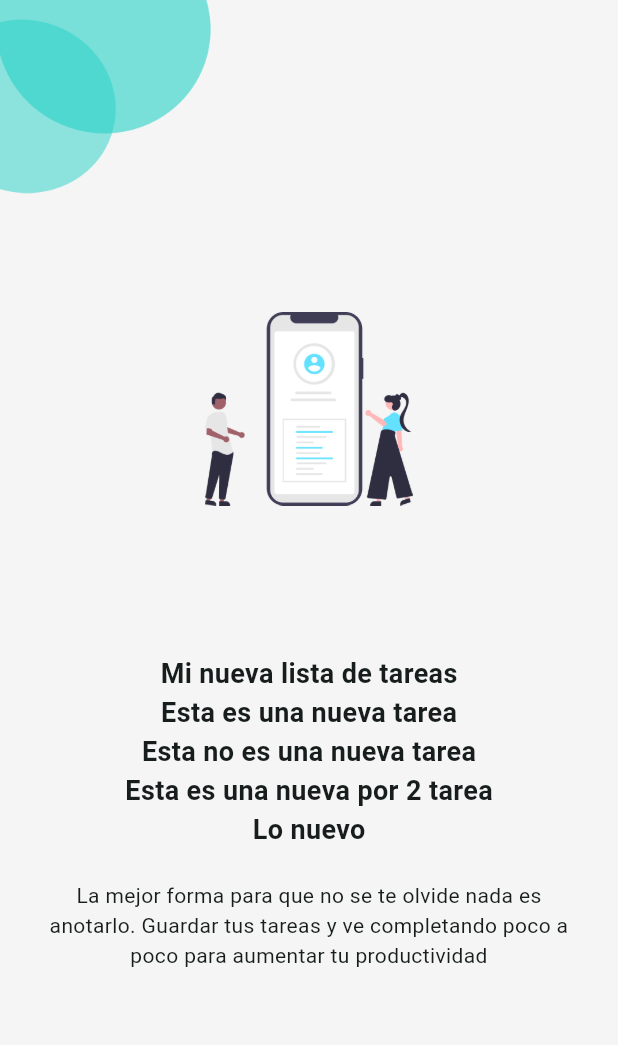
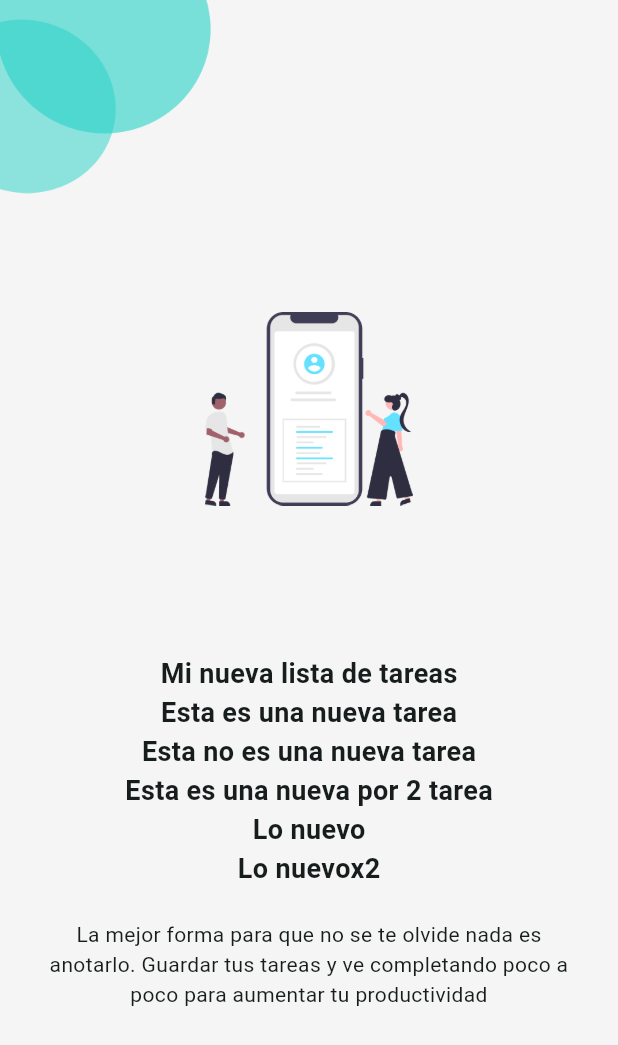
Before and after one commit to LuisFXZ/Lista_De_Tareas, a Flutter app: the screen it shows after launch, on a phone screen of 412 x 824 dp. Shown: the top 1045 px of the screen. Run offline on Flutter 3.47's test engine with Material 2 defaults, Android fonts, the phone set to English and light mode, and no system bars.

Commit message:
h1/Lo nuevo commit

```diff
--- a/lib/app/view/splash/splash_page.dart
+++ b/lib/app/view/splash/splash_page.dart
@@ -26,6 +26,7 @@ class SplashPage extends StatelessWidget {
           const H1('Esta no es una nueva tarea'),
           const H1('Esta es una nueva por 2 tarea'),
           const H1('Lo nuevo'),
+          const H1('Lo nuevox2'),
           const SizedBox(height: 21),
           GestureDetector(
             onTap: () {
```
